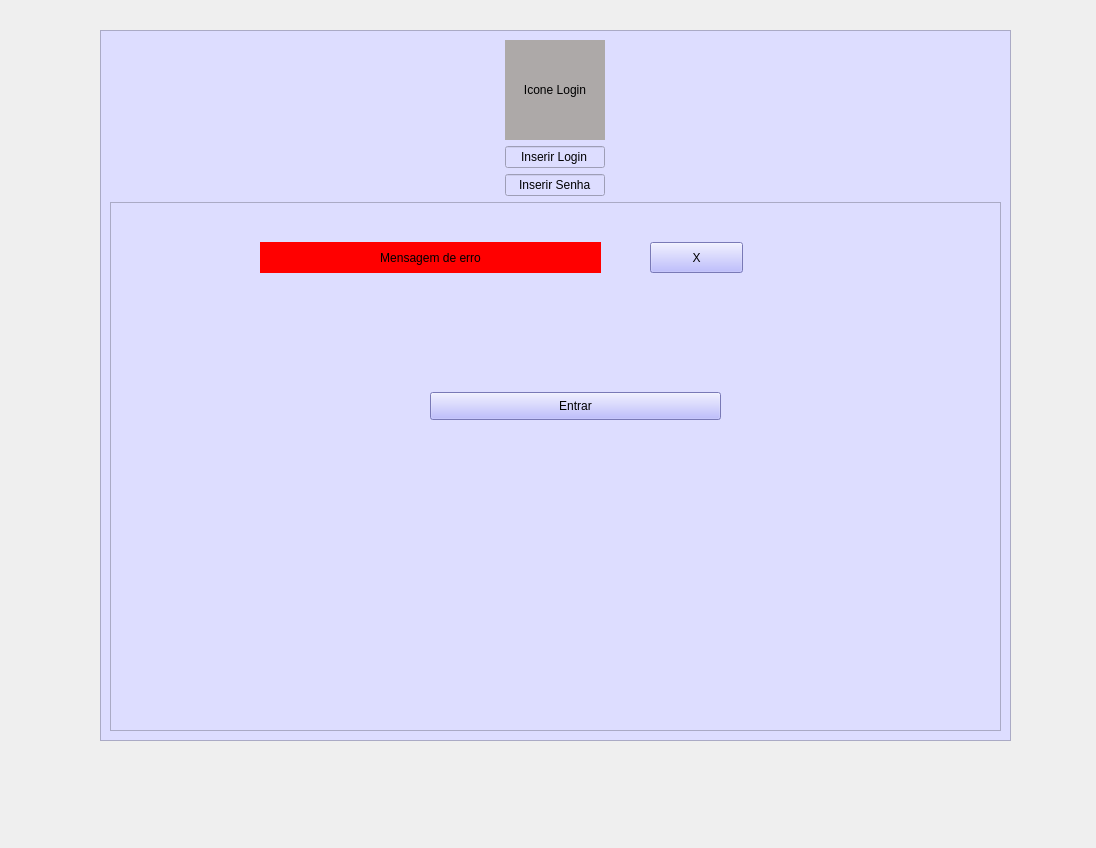
Before: the Qt Designer form src/projeto_perfil_solo.ui in WellingtonWilliams/projetocadastrogrupo, drawn with Qt 5.
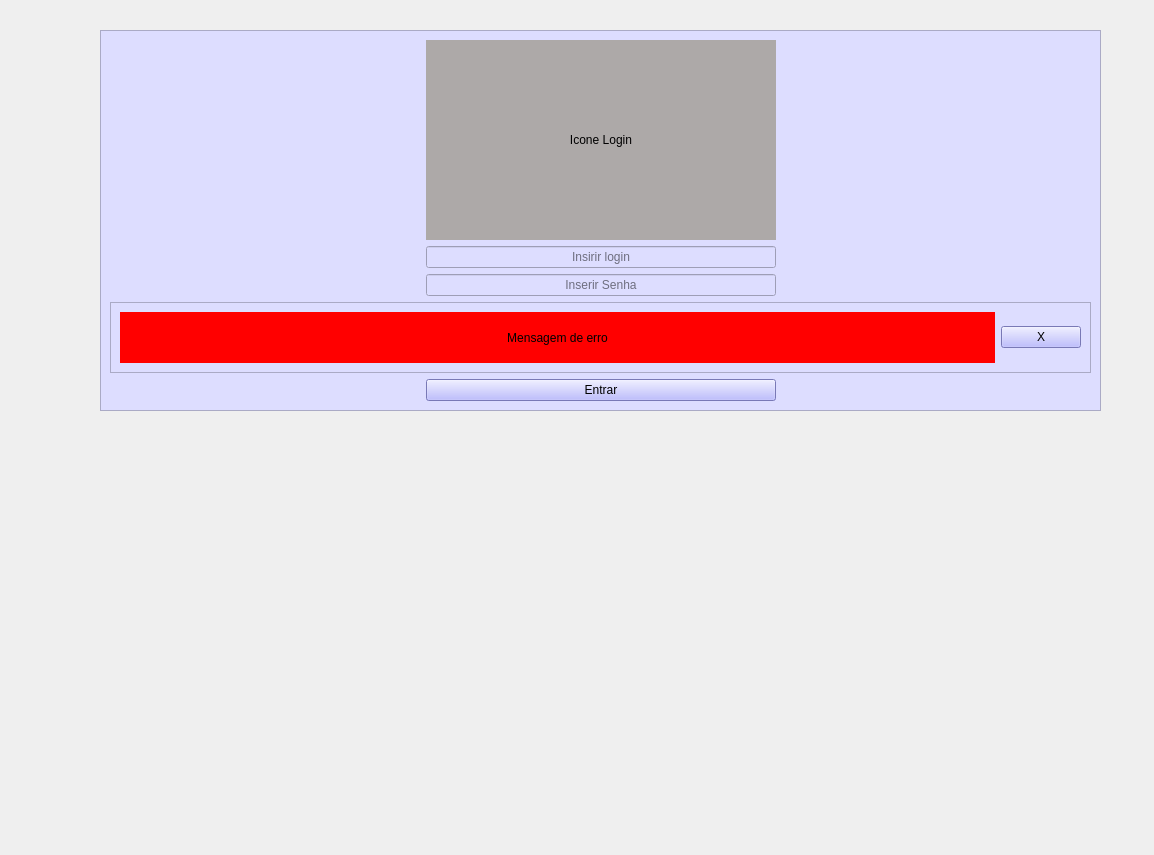
After: the same form once the commit is applied.

```diff
--- a/src/projeto_perfil_solo.ui
+++ b/src/projeto_perfil_solo.ui
@@ -6,8 +6,8 @@
    <rect>
     <x>0</x>
     <y>0</y>
-    <width>1096</width>
-    <height>848</height>
+    <width>1154</width>
+    <height>855</height>
    </rect>
   </property>
   <property name="windowTitle">
@@ -19,7 +19,7 @@
      <rect>
       <x>70</x>
       <y>10</y>
-      <width>991</width>
+      <width>1051</width>
       <height>771</height>
      </rect>
     </property>
@@ -32,8 +32,8 @@
        <rect>
         <x>30</x>
         <y>20</y>
-        <width>911</width>
-        <height>711</height>
+        <width>1001</width>
+        <height>381</height>
        </rect>
       </property>
       <property name="styleSheet">
@@ -46,77 +46,10 @@
        <enum>QFrame::Raised</enum>
       </property>
       <layout class="QGridLayout" name="gridLayout">
-       <item row="0" column="1">
-        <widget class="QLabel" name="label_icone_login">
-         <property name="sizePolicy">
-          <sizepolicy hsizetype="Fixed" vsizetype="Fixed">
-           <horstretch>0</horstretch>
-           <verstretch>0</verstretch>
-          </sizepolicy>
-         </property>
-         <property name="minimumSize">
-          <size>
-           <width>100</width>
-           <height>100</height>
-          </size>
-         </property>
-         <property name="layoutDirection">
-          <enum>Qt::LeftToRight</enum>
-         </property>
-         <property name="styleSheet">
-          <string notr="true">background-color: rgb(173, 169, 168);</string>
-         </property>
-         <property name="text">
-          <string>Icone Login</string>
-         </property>
-         <property name="alignment">
-          <set>Qt::AlignCenter</set>
-         </property>
-        </widget>
-       </item>
-       <item row="0" column="0">
-        <spacer name="horizontalSpacer">
-         <property name="orientation">
-          <enum>Qt::Horizontal</enum>
-         </property>
-         <property name="sizeHint" stdset="0">
-          <size>
-           <width>415</width>
-           <height>20</height>
-          </size>
-         </property>
-        </spacer>
-       </item>
-       <item row="0" column="2">
-        <spacer name="horizontalSpacer_2">
-         <property name="orientation">
-          <enum>Qt::Horizontal</enum>
-         </property>
-         <property name="sizeHint" stdset="0">
-          <size>
-           <width>415</width>
-           <height>20</height>
-          </size>
-         </property>
-        </spacer>
-       </item>
        <item row="2" column="1">
-        <widget class="QLineEdit" name="lineEdit_inserir_senha">
-         <property name="text">
-          <string>Inserir Senha</string>
-         </property>
-         <property name="alignment">
-          <set>Qt::AlignCenter</set>
-         </property>
-         <property name="placeholderText">
-          <string>Inserir Senha</string>
-         </property>
-        </widget>
-       </item>
-       <item row="1" column="1">
         <widget class="QLineEdit" name="lineEdit_inserir_login">
          <property name="text">
-          <string>Inserir Login</string>
+          <string/>
          </property>
          <property name="alignment">
           <set>Qt::AlignCenter</set>
@@ -126,7 +59,26 @@
          </property>
         </widget>
        </item>
-       <item row="3" column="0" colspan="3">
+       <item row="3" column="1">
+        <widget class="QLineEdit" name="lineEdit_inserir_senha">
+         <property name="text">
+          <string/>
+         </property>
+         <property name="echoMode">
+          <enum>QLineEdit::Password</enum>
+         </property>
+         <property name="cursorPosition">
+          <number>0</number>
+         </property>
+         <property name="alignment">
+          <set>Qt::AlignCenter</set>
+         </property>
+         <property name="placeholderText">
+          <string notr="true">Inserir Senha</string>
+         </property>
+        </widget>
+       </item>
+       <item row="5" column="0" colspan="3">
         <widget class="QFrame" name="frame_msg_erro">
          <property name="frameShape">
           <enum>QFrame::StyledPanel</enum>
@@ -134,14 +86,14 @@
          <property name="frameShadow">
           <enum>QFrame::Raised</enum>
          </property>
+         <layout class="QHBoxLayout" name="horizontalLayout">
+          <item>
          <widget class="QLabel" name="label_msg_erro">
-          <property name="geometry">
-           <rect>
-            <x>150</x>
-            <y>40</y>
-            <width>341</width>
-            <height>31</height>
-           </rect>
+            <property name="sizePolicy">
+             <sizepolicy hsizetype="MinimumExpanding" vsizetype="MinimumExpanding">
+              <horstretch>0</horstretch>
+              <verstretch>0</verstretch>
+             </sizepolicy>
           </property>
           <property name="styleSheet">
            <string notr="true">background-color: rgb(255, 0, 0);</string>
@@ -153,15 +105,9 @@
            <set>Qt::AlignCenter</set>
           </property>
          </widget>
+          </item>
+          <item>
          <widget class="QPushButton" name="pushButton_fechar_msg_erro">
-          <property name="geometry">
-           <rect>
-            <x>540</x>
-            <y>40</y>
-            <width>93</width>
-            <height>31</height>
-           </rect>
-          </property>
           <property name="styleSheet">
            <string notr="true">background-color: rgb(173, 169, 168);
 background-color: rgb(170, 170, 255);</string>
@@ -170,15 +116,12 @@
            <string>X</string>
           </property>
          </widget>
+          </item>
+         </layout>
+        </widget>
+       </item>
+       <item row="6" column="1">
          <widget class="QPushButton" name="pushButton_entrar">
-          <property name="geometry">
-           <rect>
-            <x>320</x>
-            <y>190</y>
-            <width>291</width>
-            <height>28</height>
-           </rect>
-          </property>
           <property name="styleSheet">
            <string notr="true">background-color: rgb(173, 169, 168);
 background-color: rgb(170, 170, 255);</string>
@@ -187,6 +130,59 @@
            <string>Entrar</string>
           </property>
          </widget>
+       </item>
+       <item row="0" column="2">
+        <spacer name="horizontalSpacer_2">
+         <property name="orientation">
+          <enum>Qt::Horizontal</enum>
+         </property>
+         <property name="sizeHint" stdset="0">
+          <size>
+           <width>40</width>
+           <height>20</height>
+          </size>
+         </property>
+        </spacer>
+       </item>
+       <item row="0" column="0">
+        <spacer name="horizontalSpacer">
+         <property name="orientation">
+          <enum>Qt::Horizontal</enum>
+         </property>
+         <property name="sizeHint" stdset="0">
+          <size>
+           <width>40</width>
+           <height>20</height>
+          </size>
+         </property>
+        </spacer>
+       </item>
+       <item row="0" column="1">
+        <widget class="QLabel" name="label_icone_login">
+         <property name="sizePolicy">
+          <sizepolicy hsizetype="Fixed" vsizetype="Fixed">
+           <horstretch>0</horstretch>
+           <verstretch>0</verstretch>
+          </sizepolicy>
+         </property>
+         <property name="minimumSize">
+          <size>
+           <width>350</width>
+           <height>200</height>
+          </size>
+         </property>
+         <property name="layoutDirection">
+          <enum>Qt::LeftToRight</enum>
+         </property>
+         <property name="styleSheet">
+          <string notr="true">background-color: rgb(173, 169, 168);</string>
+         </property>
+         <property name="text">
+          <string>Icone Login</string>
+         </property>
+         <property name="alignment">
+          <set>Qt::AlignCenter</set>
+         </property>
         </widget>
        </item>
       </layout>
```
Lines whose indentation alone changed are shown as unchanged.
